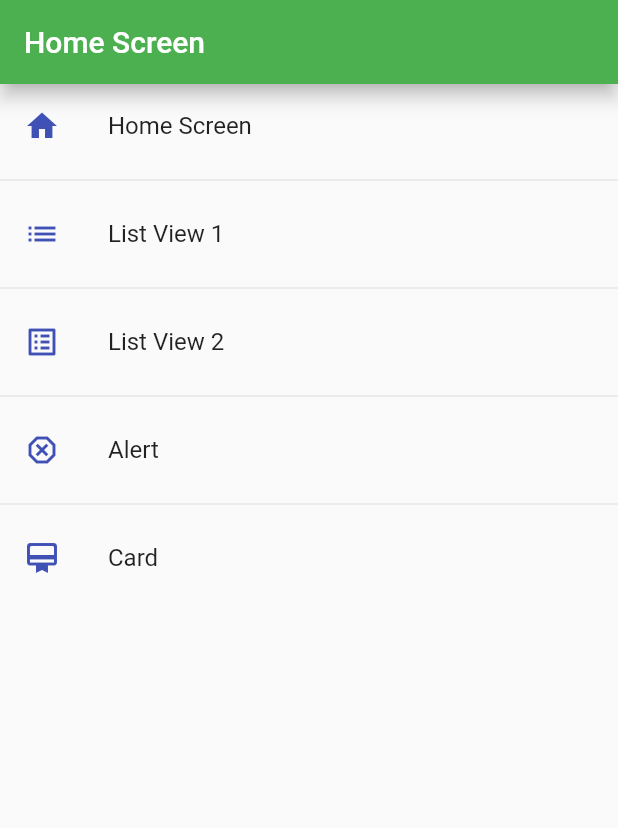
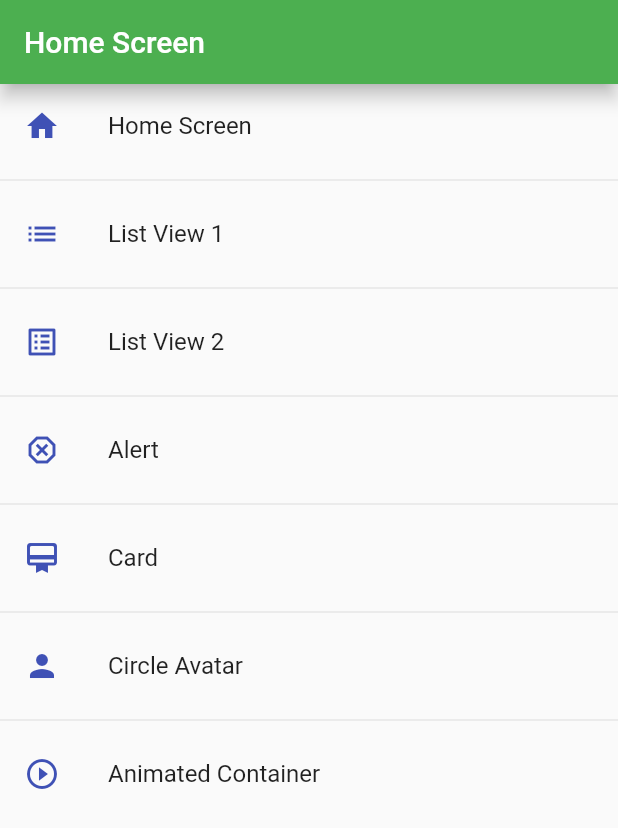
Before and after one commit to luisbenjaminhortalopez/FlutterComponentsApp, a Flutter app: the screen it shows after launch, on a phone screen of 412 x 824 dp. Shown: the top 828 px of the screen. Run offline on Flutter 3.47's test engine with Material 2 defaults, Android fonts, the phone set to English and light mode, and no system bars.

Commit message:
Se creo el screen avatar y se mejoro el screen de alerta

```diff
--- a/lib/router/app_routes.dart
+++ b/lib/router/app_routes.dart
@@ -32,6 +32,16 @@ class AppRoutes {
         icon: Icons.card_membership_rounded,
         name: 'Card',
         screen: const CardScreen()),
+         MenuOption(
+        route: 'avatar',
+        icon: Icons.person,
+        name: 'Circle Avatar',
+        screen: const AvatarScreen()),
+              MenuOption(
+        route: 'animated',
+        icon: Icons.play_circle_outline,
+        name: 'Animated Container',
+        screen: const AnimatedScreen()),
   ];
 
 
--- a/lib/screens/screens.dart
+++ b/lib/screens/screens.dart
@@ -1,3 +1,5 @@
+export 'package:flcomponents/screens/animated_screen.dart';
+export 'package:flcomponents/screens/avatar_screen.dart';
 export 'package:flcomponents/screens/alert_screen.dart';
 export 'package:flcomponents/screens/card_screen.dart';
 export 'package:flcomponents/screens/listview1_screen.dart';
--- a/lib/theme/app_theme.dart
+++ b/lib/theme/app_theme.dart
@@ -11,7 +11,19 @@ static final ThemeData lightTheme =  ThemeData.light().copyWith(
 
         appBarTheme: const AppBarTheme(color: primary, elevation: 5),
 
-        textButtonTheme: TextButtonThemeData(style: TextButton.styleFrom(primary: primary))
+        textButtonTheme: TextButtonThemeData(style: TextButton.styleFrom(primary: primary)),
+
+        floatingActionButtonTheme: const FloatingActionButtonThemeData(
+          backgroundColor: primary
+        ),
+
+        elevatedButtonTheme: ElevatedButtonThemeData(
+          style: ElevatedButton.styleFrom(
+            primary: Colors.indigo,
+            shape: const StadiumBorder(),
+            elevation: 0
+          )
+        )
       );
       static final ThemeData darkTheme =  ThemeData.dark().copyWith(
 
```
Also changed, not shown: lib/screens/alert_screen.dart (+71 -4 lines), lib/screens/animated_screen.dart (added, +53 -0 lines), lib/screens/avatar_screen.dart (added, +28 -0 lines).
